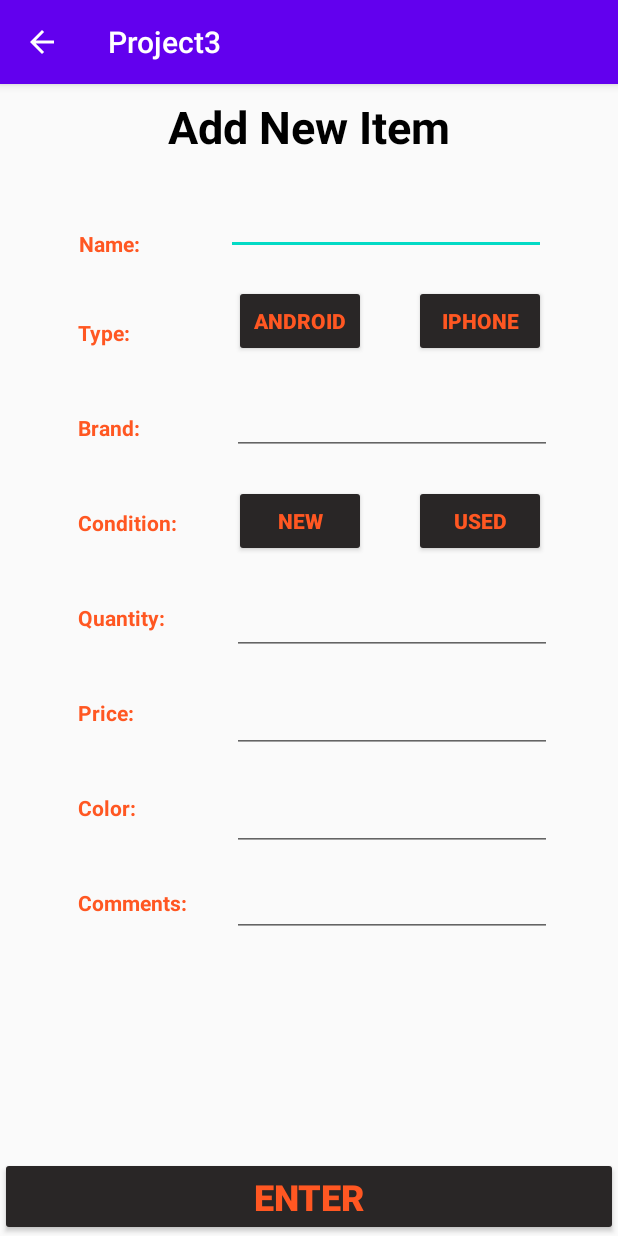
After one commit to Smacias777/WarehouseApp_AndroidApp, an Android app: the AddItem screen opened directly, with no data from a screen before it, on a phone screen of 412 x 824 dp. The commit adds this screen. Run offline under Robolectric (Android 15) with nearby library versions, the phone set to English and light mode, and no system bars.

```diff
--- /dev/null
+++ b/app/src/main/java/com/example/project3/AddItem.java
@@ -0,0 +1,95 @@
+package com.example.project3;
+
+import androidx.appcompat.app.AppCompatActivity;
+
+import android.content.Intent;
+import android.graphics.Color;
+import android.graphics.Typeface;
+import android.os.Bundle;
+import android.view.View;
+import android.widget.Button;
+import android.widget.ProgressBar;
+import android.widget.TextView;
+import android.widget.Toast;
+
+public class AddItem extends AppCompatActivity {
+
+    private String name = "";
+    private String type = "";
+    private String brand = "";
+    private String condition = "";
+    private String quantity = "";
+    private String price = "";
+    private String color = "";
+    private String comments = "";
+
+    @Override
+    protected void onCreate(Bundle savedInstanceState)
+    {
+        super.onCreate(savedInstanceState);
+        setContentView(R.layout.activity_add_item);
+    }
+
+    /**
+     * Will open new activity when 'enter' button is clicked
+     * @param obj is the object clicked
+     */
+    public void clickEnter(View obj)
+    {
+        name = ((TextView) findViewById(R.id.name_input)).getText().toString();
+        brand = ((TextView) findViewById(R.id.brand_input)).getText().toString();
+        quantity = ((TextView) findViewById(R.id.quantity_input)).getText().toString();
+        price = ((TextView) findViewById(R.id.price_input)).getText().toString();
+        color = ((TextView) findViewById(R.id.color_input)).getText().toString();
+        comments = ((TextView) findViewById(R.id.comments_input)).getText().toString();
+
+        // if any option is blank then do it again
+        if(name.equals("") || type.equals("") || brand.equals("") || condition.equals("") || quantity.equals("") || price.equals("") || color.equals("") || comments.equals(""))
+        {
+            TextView text = (TextView) findViewById(R.id.error_message);
+            text.setText("Enter all Fields!");
+            text.setTypeface(null, Typeface.BOLD);                 // makes text bold
+            text.setTextColor(Color.parseColor("#FF0000")); // changes text color to red
+
+         //   Toast toast = new Toast.makeText(getApplicationContext(), R.string.toast_message_error, Toast.LENGTH_SHORT);
+         //   toast.show();
+        }
+        else {
+            Intent intent = new Intent(this, Barcode.class);
+            startActivity(intent);
+        }
+    }
+    /**
+     * Sets the type, based on the button clicked by user
+     * @param obj is the button that was clicked
+     */
+    public void chooseType(View obj)
+    {
+        Button clickedButton = (Button) obj;
+        if(clickedButton.getText().equals("Android"))
+        {
+            type = "Android";
+        }
+        if(clickedButton.getText().equals("iPhone"))
+        {
+            type = "iPhone";
+        }
+    }
+    /**
+     * Sets the condition, based on the button clicked by user
+     * @param obj is the button that was clicked
+     */
+    public void chooseCondition(View obj)
+    {
+        Button clickedButton = (Button) obj;
+        if(clickedButton.getText().equals("New"))
+        {
+            condition = "New";
+        }
+        if(clickedButton.getText().equals("Used"))
+        {
+            condition = "Used";
+        }
+    }
+
+}
--- /dev/null
+++ b/app/src/main/java/com/example/project3/Barcode.java
@@ -0,0 +1,14 @@
+package com.example.project3;
+
+import androidx.appcompat.app.AppCompatActivity;
+
+import android.os.Bundle;
+
+public class Barcode extends AppCompatActivity {
+
+    @Override
+    protected void onCreate(Bundle savedInstanceState) {
+        super.onCreate(savedInstanceState);
+        setContentView(R.layout.activity_barcode);
+    }
+}
--- /dev/null
+++ b/app/src/main/java/com/example/project3/Item.java
@@ -0,0 +1,92 @@
+package com.example.project3;
+
+/**
+ * This class represents a single item that can be added and or
+ * removed from the database
+ */
+public class Item {
+
+    private String name;
+    private String type = null;
+    private String brand;
+    private String condition = null;
+    private String quantity;
+    private String price;
+    private String color;
+    private String comments;
+
+    public Item(String name, String type, String brand, String condition, String quantity, String price, String color, String comments) {
+        this.name = name;
+        this.type = type;
+        this.brand = brand;
+        this.condition = condition;
+        this.quantity = quantity;
+        this.price = price;
+        this.color = color;
+        this.comments = comments;
+    }
+
+    public String getName() {
+        return name;
+    }
+
+    public void setName(String name) {
+        this.name = name;
+    }
+
+    public String getType() {
+        return type;
+    }
+
+    public void setType(String type) {
+        this.type = type;
+    }
+
+    public String getBrand() {
+        return brand;
+    }
+
+    public void setBrand(String brand) {
+        brand = brand;
+    }
+
+    public String getCondition() {
+        return condition;
+    }
+
+    public void setCondition(String condition) {
+        this.condition = condition;
+    }
+
+    public String getQuantity() {
+        return quantity;
+    }
+
+    public void setQuantity(String quantity) {
+        this.quantity = quantity;
+    }
+
+    public String getPrice() {
+        return price;
+    }
+
+    public void setPrice(String price) {
+        this.price = price;
+    }
+
+    public String getColor() {
+        return color;
+    }
+
+    public void setColor(String color) {
+        this.color = color;
+    }
+
+    public String getComments() {
+        return comments;
+    }
+
+    public void setComments(String comments) {
+        this.comments = comments;
+    }
+}
--- a/app/src/main/java/com/example/project3/MainMenu.java
+++ b/app/src/main/java/com/example/project3/MainMenu.java
@@ -2,7 +2,9 @@ package com.example.project3;
 
 import androidx.appcompat.app.AppCompatActivity;
 
+import android.content.Intent;
 import android.os.Bundle;
+import android.view.View;
 
 public class MainMenu extends AppCompatActivity {
 
@@ -11,4 +13,11 @@ public class MainMenu extends AppCompatActivity {
         super.onCreate(savedInstanceState);
         setContentView(R.layout.activity_main_menu);
     }
+
+    // action for when "Add new Item" is selected
+    public void addItem(View obj)
+    {
+        Intent intent = new Intent(this, AddItem.class);
+        startActivity(intent);
+    }
 }
--- /dev/null
+++ b/app/src/main/res/layout/activity_add_item.xml
@@ -0,0 +1,282 @@
+<?xml version="1.0" encoding="utf-8"?>
+<androidx.constraintlayout.widget.ConstraintLayout xmlns:android="http://schemas.android.com/apk/res/android"
+    xmlns:app="http://schemas.android.com/apk/res-auto"
+    xmlns:tools="http://schemas.android.com/tools"
+    android:layout_width="match_parent"
+    android:layout_height="match_parent"
+    tools:context=".AddItem">
+
+    <TextView
+        android:id="@+id/textView2"
+        android:layout_width="wrap_content"
+        android:layout_height="wrap_content"
+        android:layout_marginStart="52dp"
+        android:layout_marginTop="48dp"
+        android:text="Name:"
+        android:textColor="#FF5722"
+        android:textSize="14sp"
+        android:textStyle="bold"
+        app:layout_constraintEnd_toStartOf="@+id/name_input"
+        app:layout_constraintHorizontal_bias="0.015"
+        app:layout_constraintStart_toStartOf="parent"
+        app:layout_constraintTop_toBottomOf="@+id/textView" />
+
+    <TextView
+        android:id="@+id/textView3"
+        android:layout_width="wrap_content"
+        android:layout_height="wrap_content"
+        android:layout_marginStart="52dp"
+        android:layout_marginTop="40dp"
+        android:text="Type:"
+        android:textColor="#FF5722"
+        android:textStyle="bold"
+        app:layout_constraintEnd_toStartOf="@+id/android_button"
+        app:layout_constraintHorizontal_bias="0.0"
+        app:layout_constraintStart_toStartOf="parent"
+        app:layout_constraintTop_toBottomOf="@+id/textView2" />
+
+    <TextView
+        android:id="@+id/textView4"
+        android:layout_width="wrap_content"
+        android:layout_height="wrap_content"
+        android:layout_marginStart="52dp"
+        android:layout_marginTop="44dp"
+        android:text="Brand:"
+        android:textColor="#FF5722"
+        android:textStyle="bold"
+        app:layout_constraintEnd_toStartOf="@+id/brand_input"
+        app:layout_constraintHorizontal_bias="0.0"
+        app:layout_constraintStart_toStartOf="parent"
+        app:layout_constraintTop_toBottomOf="@+id/textView3" />
+
+    <TextView
+        android:id="@+id/textView5"
+        android:layout_width="wrap_content"
+        android:layout_height="wrap_content"
+        android:layout_marginStart="52dp"
+        android:layout_marginTop="44dp"
+        android:text="Condition:"
+        android:textColor="#FF5722"
+        android:textStyle="bold"
+        app:layout_constraintEnd_toStartOf="@+id/new_button"
+        app:layout_constraintHorizontal_bias="0.0"
+        app:layout_constraintStart_toStartOf="parent"
+        app:layout_constraintTop_toBottomOf="@+id/textView4" />
+
+    <TextView
+        android:id="@+id/textView6"
+        android:layout_width="wrap_content"
+        android:layout_height="wrap_content"
+        android:layout_marginStart="52dp"
+        android:layout_marginTop="44dp"
+        android:text="Quantity:"
+        android:textColor="#FF5722"
+        android:textStyle="bold"
+        app:layout_constraintEnd_toStartOf="@+id/quantity_input"
+        app:layout_constraintHorizontal_bias="0.0"
+        app:layout_constraintStart_toStartOf="parent"
+        app:layout_constraintTop_toBottomOf="@+id/textView5" />
+
+    <TextView
+        android:id="@+id/textView7"
+        android:layout_width="wrap_content"
+        android:layout_height="wrap_content"
+        android:layout_marginStart="52dp"
+        android:layout_marginTop="44dp"
+        android:text="Price:"
+        android:textColor="#FF5722"
+        android:textStyle="bold"
+        app:layout_constraintEnd_toStartOf="@+id/price_input"
+        app:layout_constraintHorizontal_bias="0.0"
+        app:layout_constraintStart_toStartOf="parent"
+        app:layout_constraintTop_toBottomOf="@+id/textView6" />
+
+    <TextView
+        android:id="@+id/textView8"
+        android:layout_width="wrap_content"
+        android:layout_height="wrap_content"
+        android:layout_marginStart="52dp"
+        android:layout_marginTop="44dp"
+        android:text="Color:"
+        android:textColor="#FF5722"
+        android:textStyle="bold"
+        app:layout_constraintEnd_toStartOf="@+id/color_input"
+        app:layout_constraintHorizontal_bias="0.0"
+        app:layout_constraintStart_toStartOf="parent"
+        app:layout_constraintTop_toBottomOf="@+id/textView7" />
+
+    <TextView
+        android:id="@+id/textView9"
+        android:layout_width="wrap_content"
+        android:layout_height="wrap_content"
+        android:layout_marginStart="52dp"
+        android:layout_marginTop="44dp"
+        android:text="Comments:"
+        android:textColor="#FF5722"
+        android:textStyle="bold"
+        app:layout_constraintEnd_toStartOf="@+id/comments_input"
+        app:layout_constraintHorizontal_bias="0.0"
+        app:layout_constraintStart_toStartOf="parent"
+        app:layout_constraintTop_toBottomOf="@+id/textView8" />
+
+    <Button
+        android:id="@+id/android_button"
+        android:layout_width="wrap_content"
+        android:layout_height="wrap_content"
+        android:layout_marginTop="20dp"
+        android:layout_marginEnd="32dp"
+        android:backgroundTint="#292626"
+        android:onClick="chooseType"
+        android:text="Android"
+        android:textColor="#FF5722"
+        android:textStyle="bold"
+        app:layout_constraintEnd_toStartOf="@+id/iphone_button"
+        app:layout_constraintTop_toBottomOf="@+id/name_input" />
+
+    <TextView
+        android:id="@+id/textView"
+        android:layout_width="wrap_content"
+        android:layout_height="wrap_content"
+        android:layout_marginTop="8dp"
+        android:text="Add New Item"
+        android:textColor="#000000"
+        android:textSize="30sp"
+        android:textStyle="bold"
+        app:layout_constraintEnd_toEndOf="parent"
+        app:layout_constraintStart_toStartOf="parent"
+        app:layout_constraintTop_toTopOf="parent" />
+
+    <Button
+        android:id="@+id/iphone_button"
+        android:layout_width="wrap_content"
+        android:layout_height="wrap_content"
+        android:layout_marginTop="20dp"
+        android:layout_marginEnd="48dp"
+        android:backgroundTint="#292626"
+        android:onClick="chooseType"
+        android:text="iPhone"
+        android:textColor="#FF5722"
+        android:textStyle="bold"
+        app:layout_constraintEnd_toEndOf="parent"
+        app:layout_constraintTop_toBottomOf="@+id/name_input" />
+
+    <EditText
+        android:id="@+id/name_input"
+        android:layout_width="wrap_content"
+        android:layout_height="wrap_content"
+        android:layout_marginTop="20dp"
+        android:layout_marginEnd="48dp"
+        android:ems="10"
+        android:inputType="textPersonName"
+        app:layout_constraintEnd_toEndOf="parent"
+        app:layout_constraintTop_toBottomOf="@+id/textView" />
+
+    <EditText
+        android:id="@+id/brand_input"
+        android:layout_width="wrap_content"
+        android:layout_height="wrap_content"
+        android:layout_marginTop="20dp"
+        android:layout_marginEnd="44dp"
+        android:ems="10"
+        android:inputType="textPersonName"
+        app:layout_constraintEnd_toEndOf="parent"
+        app:layout_constraintTop_toBottomOf="@+id/iphone_button" />
+
+    <EditText
+        android:id="@+id/quantity_input"
+        android:layout_width="wrap_content"
+        android:layout_height="wrap_content"
+        android:layout_marginTop="20dp"
+        android:layout_marginEnd="44dp"
+        android:ems="10"
+        android:inputType="textPersonName"
+        app:layout_constraintEnd_toEndOf="parent"
+        app:layout_constraintTop_toBottomOf="@+id/used_button" />
+
+    <EditText
+        android:id="@+id/price_input"
+        android:layout_width="wrap_content"
+        android:layout_height="wrap_content"
+        android:layout_marginTop="20dp"
+        android:layout_marginEnd="44dp"
+        android:ems="10"
+        android:inputType="textPersonName"
+        app:layout_constraintEnd_toEndOf="parent"
+        app:layout_constraintTop_toBottomOf="@+id/quantity_input" />
+
+    <EditText
+        android:id="@+id/comments_input"
+        android:layout_width="wrap_content"
+        android:layout_height="wrap_content"
+        android:layout_marginTop="12dp"
+        android:layout_marginEnd="44dp"
+        android:ems="10"
+        android:inputType="textPersonName"
+        app:layout_constraintEnd_toEndOf="parent"
+        app:layout_constraintTop_toBottomOf="@+id/color_input" />
+
+    <EditText
+        android:id="@+id/color_input"
+        android:layout_width="wrap_content"
+        android:layout_height="wrap_content"
+        android:layout_marginTop="20dp"
+        android:layout_marginEnd="44dp"
+        android:ems="10"
+        android:inputType="textPersonName"
+        app:layout_constraintEnd_toEndOf="parent"
+        app:layout_constraintTop_toBottomOf="@+id/price_input" />
+
+    <Button
+        android:id="@+id/new_button"
+        android:layout_width="wrap_content"
+        android:layout_height="wrap_content"
+        android:layout_marginTop="20dp"
+        android:layout_marginEnd="32dp"
+        android:backgroundTint="#292626"
+        android:onClick="chooseCondition"
+        android:text="New"
+        android:textColor="#FF5722"
+        android:textStyle="bold"
+        app:layout_constraintEnd_toStartOf="@+id/used_button"
+        app:layout_constraintTop_toBottomOf="@+id/brand_input" />
+
+    <Button
+        android:id="@+id/used_button"
+        android:layout_width="wrap_content"
+        android:layout_height="wrap_content"
+        android:layout_marginTop="20dp"
+        android:layout_marginEnd="48dp"
+        android:backgroundTint="#292626"
+        android:onClick="chooseCondition"
+        android:text="Used"
+        android:textColor="#FF5722"
+        android:textStyle="bold"
+        app:layout_constraintEnd_toEndOf="parent"
+        app:layout_constraintTop_toBottomOf="@+id/brand_input" />
+
+    <Button
+        android:id="@+id/enter_button"
+        android:layout_width="0dp"
+        android:layout_height="wrap_content"
+        android:backgroundTint="#292626"
+        android:onClick="clickEnter"
+        android:text="Enter"
+        android:textColor="#FF5722"
+        android:textSize="24sp"
+        android:textStyle="bold"
+        app:layout_constraintBottom_toBottomOf="parent"
+        app:layout_constraintEnd_toEndOf="parent"
+        app:layout_constraintStart_toStartOf="parent" />
+
+    <TextView
+        android:id="@+id/error_message"
+        android:layout_width="wrap_content"
+        android:layout_height="wrap_content"
+        android:textColor="#FF0000"
+        android:textSize="18sp"
+        app:layout_constraintBottom_toTopOf="@+id/enter_button"
+        app:layout_constraintEnd_toEndOf="parent"
+        app:layout_constraintStart_toStartOf="parent"
+        app:layout_constraintTop_toBottomOf="@+id/comments_input" />
+
+</androidx.constraintlayout.widget.ConstraintLayout>
--- /dev/null
+++ b/app/src/main/res/layout/activity_barcode.xml
@@ -0,0 +1,9 @@
+<?xml version="1.0" encoding="utf-8"?>
+<androidx.constraintlayout.widget.ConstraintLayout xmlns:android="http://schemas.android.com/apk/res/android"
+    xmlns:app="http://schemas.android.com/apk/res-auto"
+    xmlns:tools="http://schemas.android.com/tools"
+    android:layout_width="match_parent"
+    android:layout_height="match_parent"
+    tools:context=".Barcode">
+
+</androidx.constraintlayout.widget.ConstraintLayout>
--- a/app/src/main/res/layout/activity_main_menu.xml
+++ b/app/src/main/res/layout/activity_main_menu.xml
@@ -25,6 +25,7 @@
         android:layout_width="260dp"
         android:layout_height="54dp"
         android:backgroundTint="#292626"
+        android:onClick="addItem"
         android:text="Add New Item"
         android:textColor="#FF5722"
         android:textStyle="bold"
--- a/app/src/main/res/values/strings.xml
+++ b/app/src/main/res/values/strings.xml
@@ -1,3 +1,5 @@
 <resources>
     <string name="app_name">Project3</string>
+    <string name="toast_message_error">Enter all Fields!</string>
+
 </resources>
```
Also changed, not shown: app/src/main/AndroidManifest.xml (+12 -6 lines).
